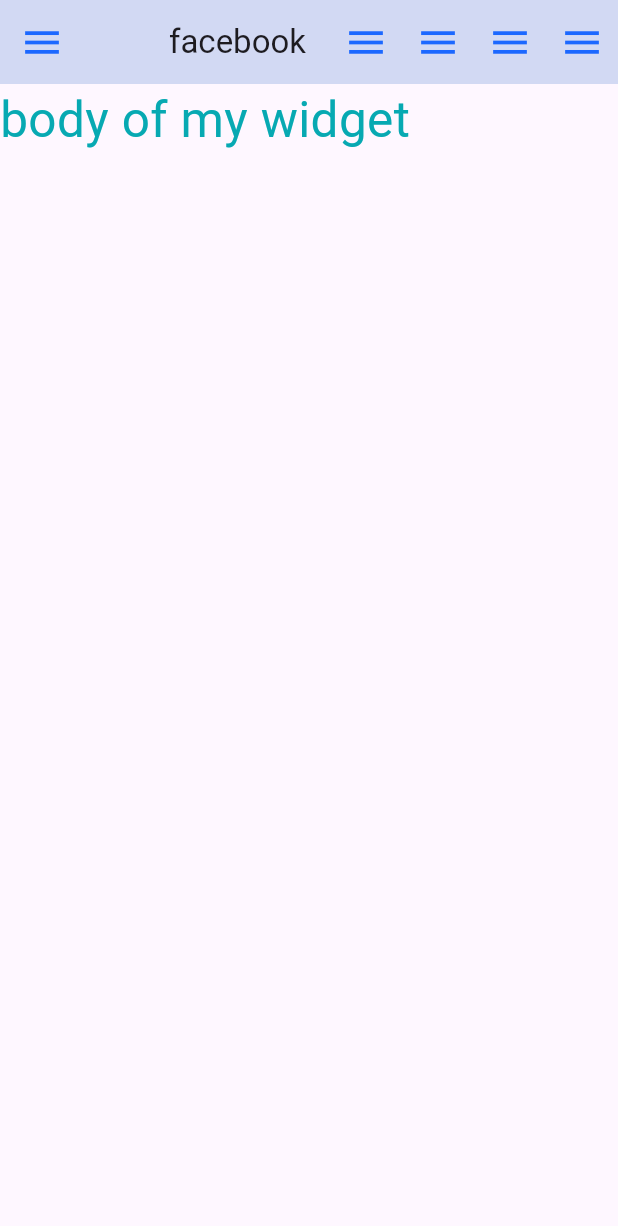
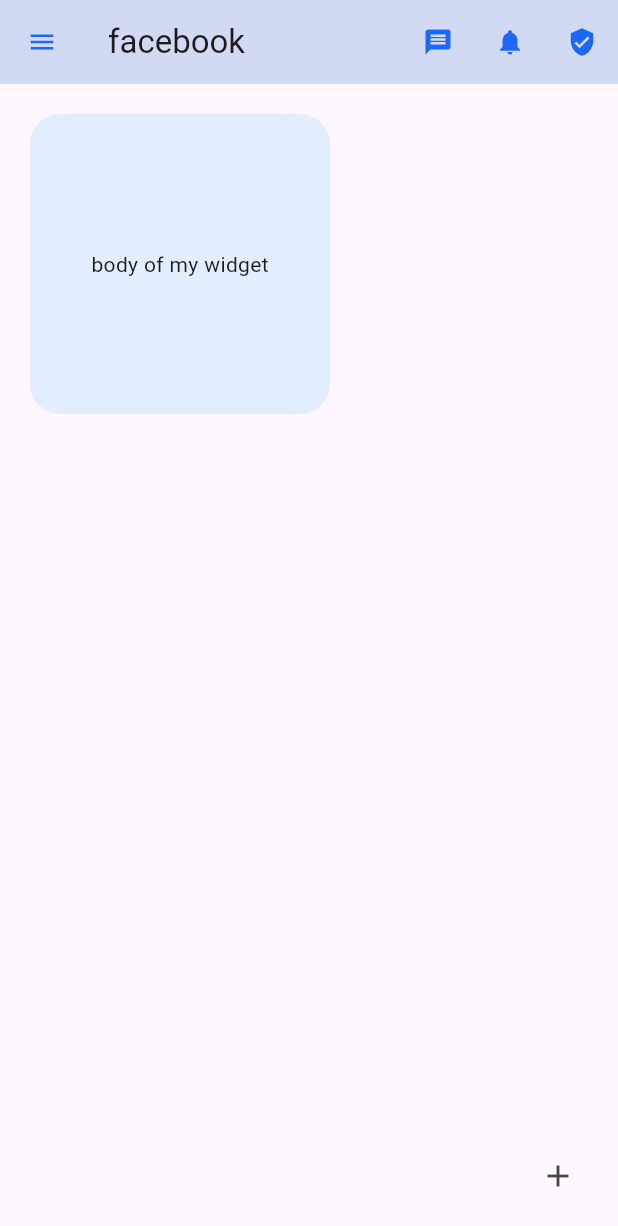
Before and after one commit to Azlouk-Ahmed/first_flutter_project, a Flutter app: the screen it shows after launch, on a phone screen of 412 x 824 dp. Shown: the top 1226 px of the screen. Run offline on Flutter 3.47's test engine with Material 3 defaults, Android fonts, the phone set to English and light mode, and no system bars.

Commit message:
containers

```diff
--- a/lib/main.dart
+++ b/lib/main.dart
@@ -24,8 +24,17 @@ class SimpleWidget extends StatelessWidget {
           IconButton(
             onPressed: () {},
             icon: Icon(
-              Icons.menu,
-              size: 30,
+              Icons.message,
+              size: 20,
+              color: Color.fromRGBO(
+                  28, 104, 255, 1),
+            ),
+          ),
+          IconButton(
+            onPressed: () {},
+            icon: Icon(
+              Icons.notifications,
+              size: 20,
               color: Color.fromRGBO(
                   28, 104, 255, 1), // Adjusted alpha value to 255
             ),
@@ -33,46 +42,40 @@ class SimpleWidget extends StatelessWidget {
           IconButton(
             onPressed: () {},
             icon: Icon(
-              Icons.menu,
-              size: 30,
+              Icons.verified_user_sharp,
+              size: 20,
               color: Color.fromRGBO(
                   28, 104, 255, 1), // Adjusted alpha value to 255
             ),
-          ),
-          IconButton(
-            onPressed: () {},
-            icon: Icon(
-              Icons.menu,
-              size: 30,
-              color: Color.fromRGBO(
-                  28, 104, 255, 1), // Adjusted alpha value to 255
-            ),
-          ),
-          IconButton(
-            onPressed: () {},
-            icon: Icon(
-              Icons.menu,
-              size: 30,
-              color: Color.fromRGBO(
-                  28, 104, 255, 1), // Adjusted alpha value to 255
-            ),
-          ),
+          )
         ],
         elevation: 10,
         backgroundColor: Color.fromARGB(28, 1, 162, 255),
         title: Text("facebook"),
-        centerTitle: true,
         leading: IconButton(
           onPressed: () {},
           icon: Icon(
             Icons.menu,
-            size: 30,
+            size: 20,
             color:
                 Color.fromRGBO(28, 104, 255, 1), // Adjusted alpha value to 255
           ),
         ),
       ),
-      body: Text("body of my widget" ,style: TextStyle(color: Color.fromARGB(255, 7, 169, 178),fontSize: 33)),
+      body: Container(
+        child: Text("body of my widget"),
+        height: 200,
+        width: 200,
+
+        alignment: Alignment.center,
+        margin: EdgeInsets.all(20),
+        padding: EdgeInsets.all(20),
+        decoration: BoxDecoration(
+            color: Color.fromARGB(28, 1, 162, 255),
+            borderRadius: BorderRadius.circular(20),
+          ),
+        ),
+      floatingActionButton: IconButton(onPressed: ()=>{}, icon: Icon(Icons.add),),
     );
   }
 }
```
